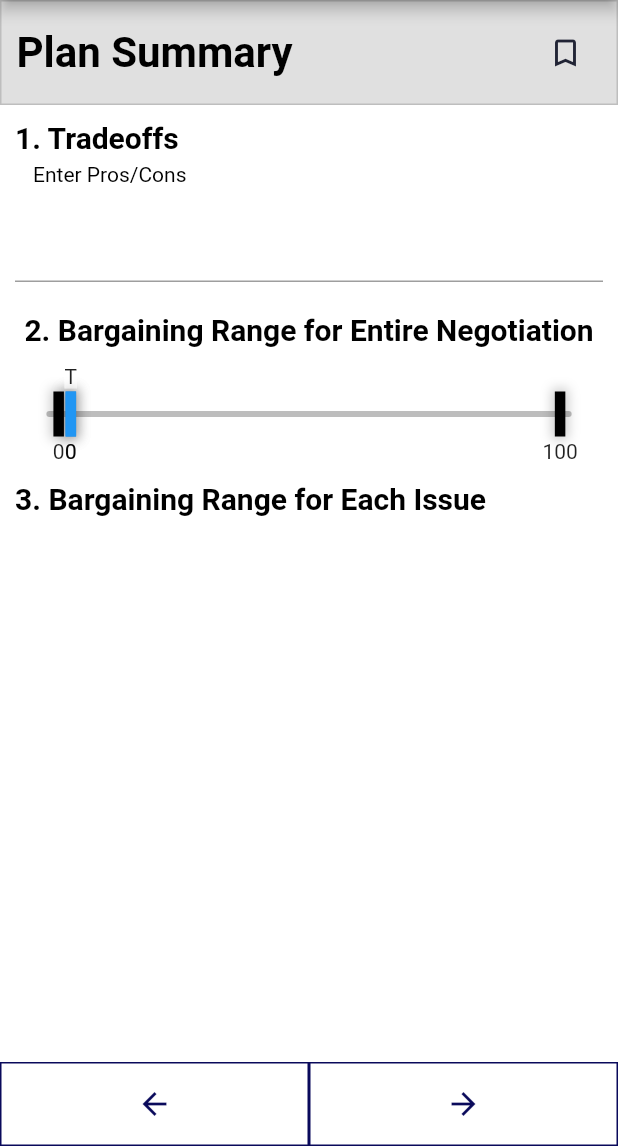
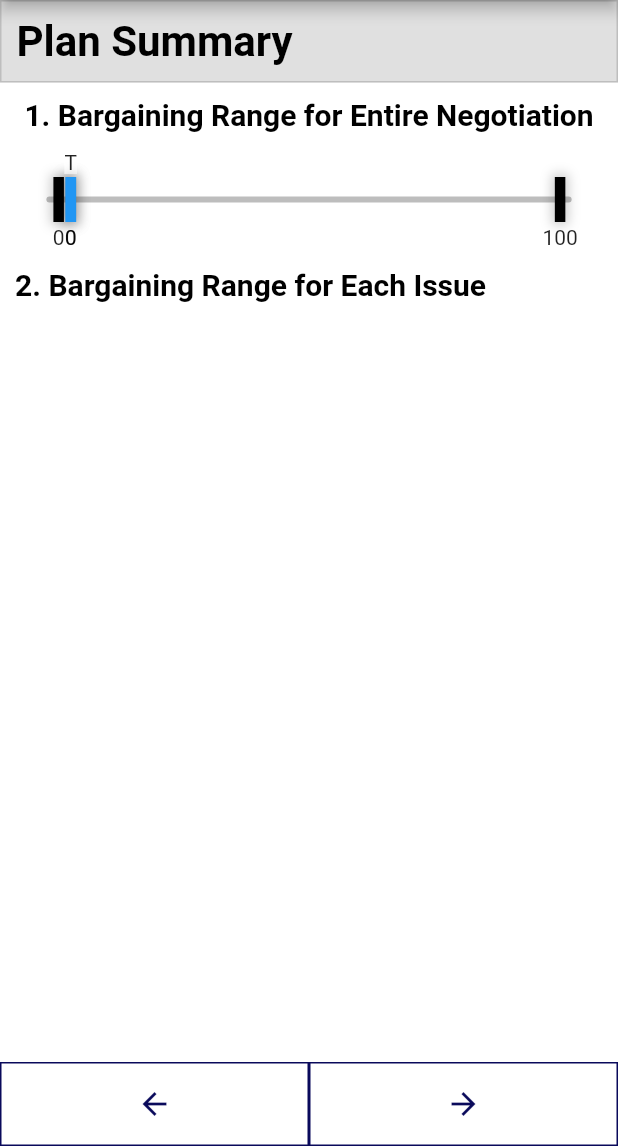
Before and after one commit to Spaghetti-Code-Inc/Negotiation-Planner, a Flutter app: the PlanSummary screen opened directly, on a phone screen of 412 x 824 dp, the part 90-1236 px from its top. Run offline on Flutter 3.47's test engine with Material 2 defaults, Android fonts, the phone set to English and light mode, and no system bars; our stand-ins replace cloud_firestore, email_validator, firebase_auth, firebase_core; accounts and stored records are empty.

Commit message:
Removed unnecessary buttons

```diff
--- a/lib/create_negotiation/PlanSummary.dart
+++ b/lib/create_negotiation/PlanSummary.dart
@@ -52,12 +52,13 @@ class PlanSummary extends StatelessWidget {
                     ),
                   ),
                 ),
-                IconButton(
-                  icon: const Icon(Icons.bookmark_outline),
-                  onPressed: () {},
-                  color: const Color(0xff212435),
-                  iconSize: 24,
-                ),
+                /// Bookmarks icon - never found something to do with this
+                // IconButton(
+                //   icon: const Icon(Icons.bookmark_outline),
+                //   onPressed: () {},
+                //   color: const Color(0xff212435),
+                //   iconSize: 24,
+                // ),
               ],
             ),
           ),
@@ -73,72 +74,10 @@ class PlanSummary extends StatelessWidget {
                 child: Column(
                   mainAxisAlignment: MainAxisAlignment.center,
                   children: [
-                    Container(
-                      margin: const EdgeInsets.all(0),
-                      padding: const EdgeInsets.all(10),
-                      width: MediaQuery.of(context).size.width,
-                      height: 128,
-                      child: Column(
-                        mainAxisAlignment: MainAxisAlignment.center,
-                        crossAxisAlignment: CrossAxisAlignment.center,
-                        mainAxisSize: MainAxisSize.max,
-                        children: [
-                          const Align(
-                            alignment: Alignment.centerLeft,
-                            child: Text(
-                              "1. Tradeoffs",
-                              textAlign: TextAlign.start,
-                              overflow: TextOverflow.clip,
-                              style: TextStyle(
-                                fontWeight: FontWeight.w600,
-                                fontStyle: FontStyle.normal,
-                                fontSize: 20,
-                                color: Color(0xff000000),
-                              ),
-                            ),
-                          ),
-                          Padding(
-                            padding: const EdgeInsets.fromLTRB(0, 5, 0, 0),
-                            child: TextField(
-                              controller: TextEditingController(),
-                              obscureText: false,
-                              textAlign: TextAlign.start,
-                              maxLines: 5,
-                              style: const TextStyle(
-                                fontWeight: FontWeight.w400,
-                                fontStyle: FontStyle.normal,
-                                fontSize: 14,
-                                color: Color(0xff000000),
-                              ),
-                              decoration: InputDecoration(
-                                disabledBorder: UnderlineInputBorder(
-                                  borderRadius: BorderRadius.circular(4.0),
-                                  borderSide: const BorderSide(
-                                      color: Color(0xff000000), width: 1),
-                                ),
-                                hintText: "Enter Pros/Cons",
-                                hintStyle: const TextStyle(
-                                  fontWeight: FontWeight.w400,
-                                  fontStyle: FontStyle.normal,
-                                  fontSize: 14,
-                                  color: Color(0xff000000),
-                                ),
-                                filled: false,
-                                fillColor: const Color(0xfff2f2f3),
-                                isDense: false,
-                                contentPadding: const EdgeInsets.symmetric(
-                                    vertical: 0, horizontal: 12),
-                              ),
-                            ),
-                          ),
-                        ],
-                      ),
-                    ),
-
                     Padding(
                       padding: EdgeInsets.only(top: 10, bottom: 10),
                       child: Text(
-                        "2. Bargaining Range for Entire Negotiation",
+                        "1. Bargaining Range for Entire Negotiation",
                         textAlign: TextAlign.start,
                         overflow: TextOverflow.clip,
                         style: TextStyle(
@@ -174,7 +113,7 @@ class PlanSummary extends StatelessWidget {
                             child: Align(
                               alignment: Alignment.centerLeft,
                               child: Text(
-                                "3. Bargaining Range for Each Issue",
+                                "2. Bargaining Range for Each Issue",
                                 textAlign: TextAlign.start,
                                 overflow: TextOverflow.clip,
                                 style: TextStyle(
--- a/lib/view_and_track_negotiations/view_negotiation_infobuttons.dart
+++ b/lib/view_and_track_negotiations/view_negotiation_infobuttons.dart
@@ -141,9 +141,9 @@ class info_content_total_track_progress extends StatelessWidget{
         mainAxisSize: MainAxisSize.min,
         children: [
           Text("This slider represents the overall value of your negotiation so far and is automatically moved when your individual issues bars are moved.\n"),
-          if(aboveTarget) Text("Your current point value is $points, which is above your target! \n(Why the bar is green)"),
-          if(belowResistance) Text("Your current point value is $points, which is below your resistance. \n(Why the bar is red)"),
-          if(!belowResistance && !aboveTarget) Text("Your current point value is $points, which is inside your bargaining range. \n(Why the bar is blue)")
+          if(aboveTarget) Text("Your current point value is $points, which is above your target! \n"),
+          if(belowResistance) Text("Your current point value is $points, which is below your resistance. \n"),
+          if(!belowResistance && !aboveTarget) Text("Your current point value is $points, which is inside your bargaining range. \n")
         ],
       ),
     );
```
Also changed, not shown: lib/TODO.txt (+7 -9 lines), lib/view_and_track_negotiations/TrackProgress.dart (+21 -42 lines), lib/view_and_track_negotiations/ViewNegotiation.dart (+16 -33 lines).
